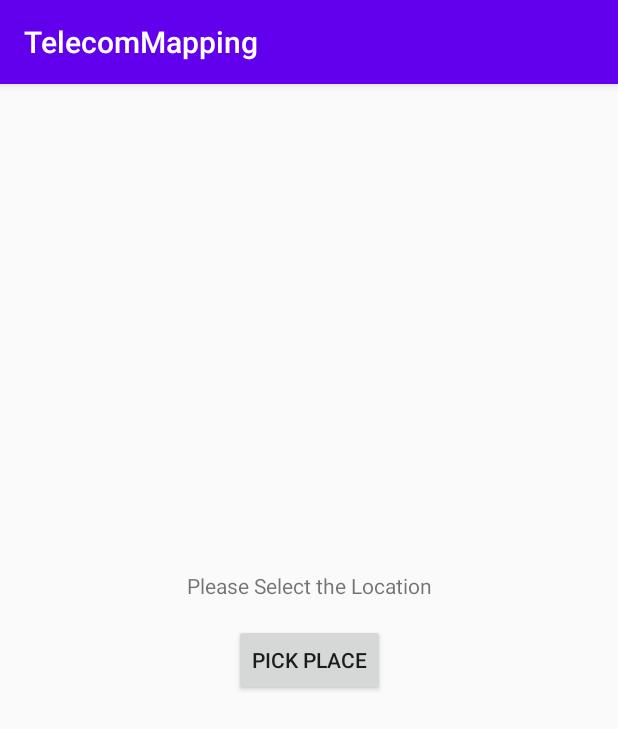
After one commit to PranavRameshKulkarni/SIH2020_PJ235_Team-Hack-Elite_GitRepository_COEP, an Android app: the PickerActivity screen opened directly, with no data from a screen before it, on a phone screen of 412 x 824 dp. The commit adds this screen. Shown: the top 729 px of the screen. Run offline under Robolectric (Android 15) with nearby library versions, the phone set to English and light mode, and no system bars; libraries missing offline, so code that uses them is left out: com.mapbox.mapboxsdk, com.mapmyindia.sdk, com.mmi.services.

Commit message:
Addplaces Image picker added, Pop up window for marker of towers

```diff
--- /dev/null
+++ b/app/src/main/java/com/example/telecommapping/ui/PickerActivity.java
@@ -0,0 +1,55 @@
+package com.example.telecommapping.ui;
+
+
+import android.content.Intent;
+import android.os.Bundle;
+import android.view.View;
+import android.widget.Button;
+import android.widget.TextView;
+
+import androidx.annotation.Nullable;
+import androidx.appcompat.app.AppCompatActivity;
+
+import com.example.telecommapping.R;
+import com.mapbox.mapboxsdk.camera.CameraPosition;
+import com.mapbox.mapboxsdk.geometry.LatLng;
+import com.mapmyindia.sdk.plugins.places.placepicker.PlacePicker;
+import com.mapmyindia.sdk.plugins.places.placepicker.model.PlacePickerOptions;
+import com.mmi.services.api.Place;
+
+public class PickerActivity extends AppCompatActivity {
+    private TextView tvSelectedPlace;
+
+    @Override
+    protected void onCreate(Bundle savedInstanceState) {
+        super.onCreate(savedInstanceState);
+        setContentView(R.layout.activity_picker);
+
+        tvSelectedPlace = findViewById(R.id.selected_place);
+        Button button = findViewById(R.id.place_picker);
+        button.setOnClickListener(new View.OnClickListener() {
+            @Override
+            public void onClick(View v) {
+
+                Intent intent = new PlacePicker.IntentBuilder()
+                        .placeOptions(PlacePickerOptions.builder()
+                                .statingCameraPosition(new CameraPosition.Builder()
+                                        .target(new LatLng(27.00, 75.0)).zoom(16).build())
+                                .build()).build(PickerActivity.this);
+                startActivityForResult(intent, 101);
+
+            }
+        });
+    }
+
+    @Override
+    protected void onActivityResult(int requestCode, int resultCode, @Nullable Intent data) {
+        super.onActivityResult(requestCode, resultCode, data);
+        if (requestCode == 101 && resultCode == RESULT_OK) {
+
+            Place place = PlacePicker.getPlace(data);
+            tvSelectedPlace.setText(place.getFormattedAddress());
+
+        }
+    }
+}
--- /dev/null
+++ b/app/src/main/res/layout/activity_picker.xml
@@ -0,0 +1,32 @@
+<?xml version="1.0" encoding="utf-8"?>
+<androidx.constraintlayout.widget.ConstraintLayout xmlns:android="http://schemas.android.com/apk/res/android"
+    xmlns:app="http://schemas.android.com/apk/res-auto"
+    xmlns:tools="http://schemas.android.com/tools"
+    android:layout_width="match_parent"
+    android:layout_height="match_parent"
+    tools:context="com.example.telecommapping.ui.PickerActivity">
+
+    <TextView
+        android:id="@+id/selected_place"
+        android:layout_width="match_parent"
+        android:layout_height="wrap_content"
+        android:layout_margin="12dp"
+        android:text="Please Select the Location"
+        android:padding="4dp"
+        android:maxLines="1"
+        android:ellipsize="end"
+        android:gravity="center"
+        app:layout_constraintBottom_toTopOf="@id/place_picker"
+        />
+
+    <Button
+        android:id="@+id/place_picker"
+        android:layout_height="wrap_content"
+        android:layout_width="wrap_content"
+        android:text="Pick Place"
+        app:layout_constraintLeft_toLeftOf="parent"
+        app:layout_constraintRight_toRightOf="parent"
+        app:layout_constraintTop_toTopOf="parent"
+        app:layout_constraintBottom_toBottomOf="parent"/>
+
+</androidx.constraintlayout.widget.ConstraintLayout>
--- a/app/src/main/res/values/styles.xml
+++ b/app/src/main/res/values/styles.xml
@@ -15,5 +15,9 @@
     <style name="AppTheme.AppBarOverlay" parent="ThemeOverlay.AppCompat.Dark.ActionBar" />
 
     <style name="AppTheme.PopupOverlay" parent="ThemeOverlay.AppCompat.Light" />
+    <style name="toastTextStyle" parent="TextAppearance.AppCompat">
+        <item name="android:fontFamily">sans-serif-black</item>
+        <item name="android:colorBackground">#94ffab</item>
+    </style>
 
 </resources>
```
Also changed, not shown: app/src/main/AndroidManifest.xml (+8 -8 lines), app/src/main/java/com/example/telecommapping/ui/Addplaces/AddPlacesFragment.java (+22 -2 lines), app/src/main/java/com/example/telecommapping/ui/home/HomeFragment.java (+32 -1 lines), app/src/main/res/layout/fragment_addplaces.xml (+8 -0 lines).
